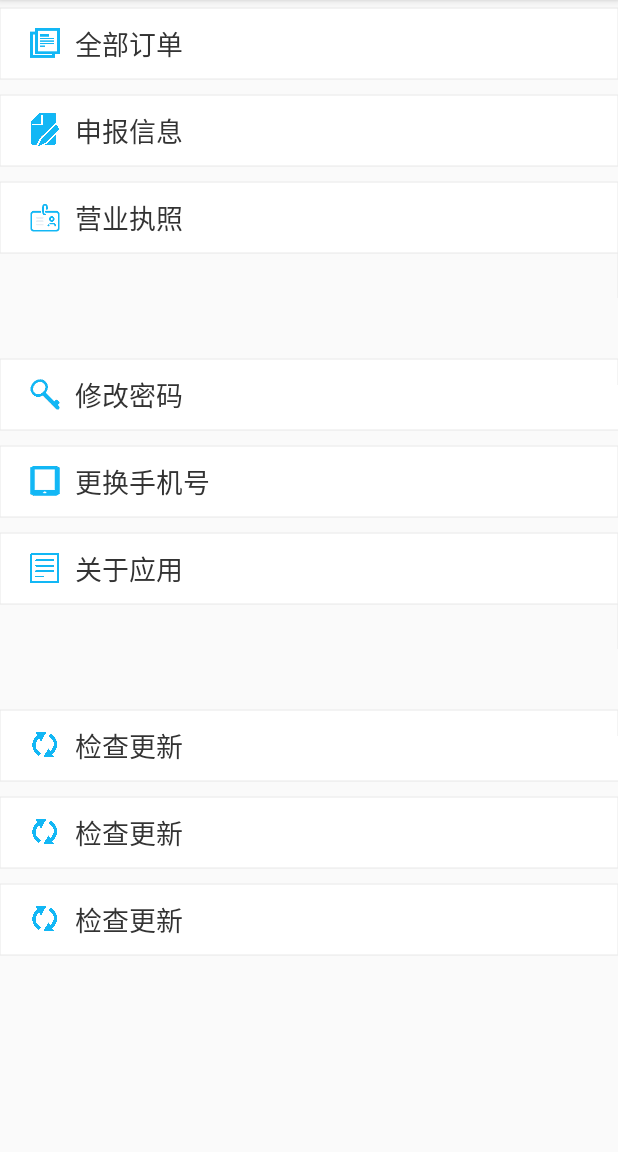
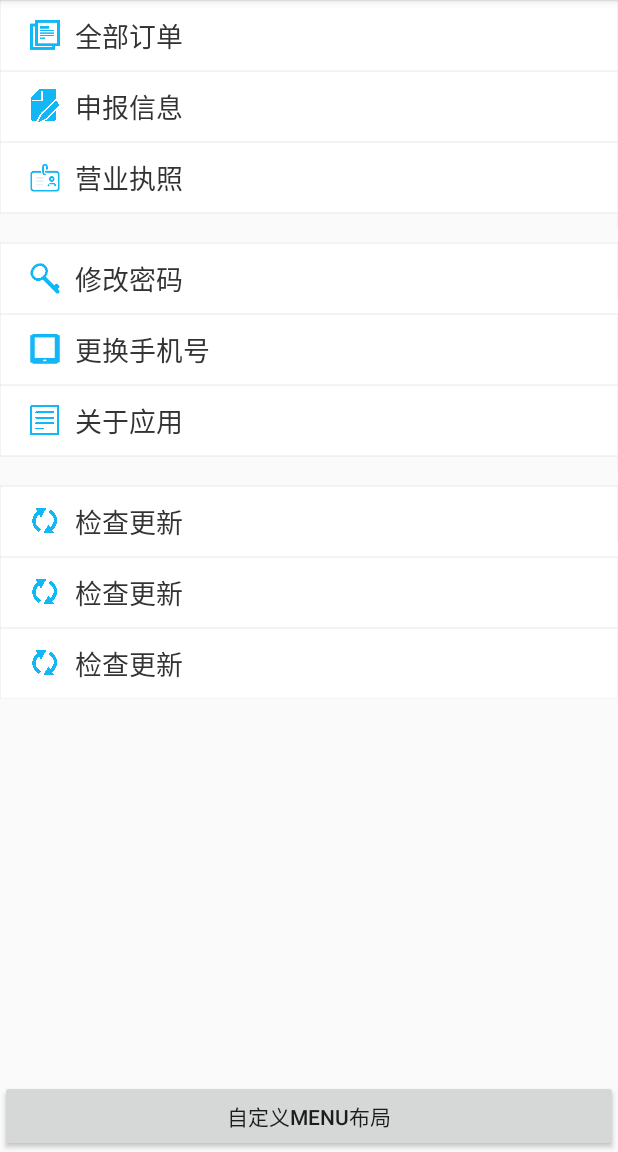
Before and after one commit to w-g-b/MenuListView, an Android app: the screen it shows after launch (MainActivity), on a phone screen of 412 x 824 dp, the part 84-1236 px from its top. Run offline under Robolectric (Android 15) with nearby library versions, the phone set to English and light mode, and no system bars.

Commit message:
fix the bug that use the custom layout error

```diff
--- a/app/src/main/java/com/gb/menulistview/MainActivity.java
+++ b/app/src/main/java/com/gb/menulistview/MainActivity.java
@@ -1,5 +1,6 @@
 package com.gb.menulistview;
 
+import android.content.Intent;
 import android.os.Bundle;
 import android.view.View;
 
@@ -14,11 +15,17 @@ public class MainActivity extends AppCompatActivity {
 //        ListView listView = findViewById(R.id.listView);
         //使用系统自带的MenuAdapter，没有Icon
 //        MenuBuilder menuBuilder = new MenuBuilder(this);
-//        new MenuInflater(this).inflate(R.menu.me_btn_menu, menuBuilder);
+//        new MenuInflater(this).inflate(R.menu.me_menu, menuBuilder);
 //        MenuAdapter menuAdapter = new MenuAdapter(menuBuilder, LayoutInflater.from(this), false, R.layout.abc_list_menu_item_layout);
 
-//        MenuAdapter menuAdapter = new MenuAdapter(this, R.menu.me_btn_menu);
+//        MenuAdapter menuAdapter = new MenuAdapter(this, R.menu.me_menu);
 //        listView.setAdapter(menuAdapter);
+        findViewById(R.id.custom_page).setOnClickListener(new View.OnClickListener() {
+            @Override
+            public void onClick(View v) {
+                startActivity(new Intent(MainActivity.this, CustomActivity.class));
+            }
+        });
     }
 
     public void helloWorld(View view) {
--- a/app/src/main/res/layout/activity_main.xml
+++ b/app/src/main/res/layout/activity_main.xml
@@ -37,11 +37,16 @@
 
     <com.gb.widget.MenuListView
         android:layout_width="match_parent"
-        android:layout_height="match_parent"
+        android:layout_height="0dp"
+        android:layout_weight="1"
         app:mBorderStyle="all"
-        app:mGroupMargin="30dp"
+        app:mGroupMargin="10dp"
         app:mItemClickable="true"
-        app:mItemMargin="5dp"
-        app:menu="@menu/me_btn_menu" />
+        app:menu="@menu/me_menu" />
 
+    <Button
+        android:id="@+id/custom_page"
+        android:layout_width="match_parent"
+        android:layout_height="wrap_content"
+        android:text="自定义Menu布局" />
 </LinearLayout>
--- a/app/src/main/res/menu/me_btn_menu.xml
+++ b/app/src/main/res/menu/me_menu.xml
@@ -43,11 +43,11 @@
             android:id="@+id/menu_update1"
             android:icon="@mipmap/ic_check_update"
             android:title="检查更新"
-            app:mOnClick="hello"/>
+            app:mOnClick="hello" />
         <item
             android:id="@+id/menu_update2"
             android:icon="@mipmap/ic_check_update"
             android:title="检查更新"
-            app:mOnClick="helloWorld"/>
+            app:mOnClick="helloWorld" />
     </group>
 </menu>
--- a/widget/src/main/java/com/gb/widget/BaseMenuViewHolder.java
+++ b/widget/src/main/java/com/gb/widget/BaseMenuViewHolder.java
@@ -1,6 +1,5 @@
 package com.gb.widget;
 
-import android.view.View;
 import android.widget.ImageView;
 import android.widget.TextView;
 
@@ -10,14 +9,10 @@ import android.widget.TextView;
  * 并且在重写传入View的构造方法，在构造方法中实例化imageView和textView
  */
 
-public class BaseMenuViewHolder implements IMenuViewHolder {
+public abstract class BaseMenuViewHolder implements IMenuViewHolder {
     protected ImageView imageView;
     protected TextView textView;
 
-    private BaseMenuViewHolder(View view) {
-        imageView = view.findViewById(R.id.icon);
-        textView = view.findViewById(R.id.text);
-    }
 
     protected BaseMenuViewHolder() {
 
@@ -32,15 +27,4 @@ public class BaseMenuViewHolder implements IMenuViewHolder {
     public ImageView getImageView() {
         return imageView;
     }
-
-    static class MenuViewHolderFactory implements IMenuViewHolderFactory {
-        public MenuViewHolderFactory() {
-
-        }
-
-        public IMenuViewHolder createMenuViewHolder(View view) {
-            return new BaseMenuViewHolder(view);
-        }
-    }
-
 }
--- a/widget/src/main/java/com/gb/widget/CommonMenuViewHolder.java
+++ b/widget/src/main/java/com/gb/widget/CommonMenuViewHolder.java
@@ -7,7 +7,18 @@ import android.view.View;
  */
 public final class CommonMenuViewHolder extends BaseMenuViewHolder {
     private CommonMenuViewHolder(View view) {
-        textView = view.findViewById(R.id.title);
+        textView = view.findViewById(R.id.text);
         imageView = view.findViewById(R.id.icon);
     }
+
+    public static class MenuViewHolderFactory implements IMenuViewHolderFactory {
+        public MenuViewHolderFactory() {
+
+        }
+
+        public IMenuViewHolder createMenuViewHolder(View view) {
+            return new CommonMenuViewHolder(view);
+        }
+
+    }
 }
--- a/widget/src/main/java/com/gb/widget/MenuAdapter.java
+++ b/widget/src/main/java/com/gb/widget/MenuAdapter.java
@@ -27,9 +27,9 @@ public class MenuAdapter extends BaseAdapter {
 
     public MenuAdapter(Context context, int menuId, int resourceId, IMenuViewHolderFactory menuViewHolderFactory) {
         mResourceId = resourceId;
+        mMenuViewHolderFactory = menuViewHolderFactory;
         menu = new SuperMenu(context, menuId);
         mContext = context;
-        mMenuViewHolderFactory = menuViewHolderFactory;
     }
 
     @Override
--- a/widget/src/main/java/com/gb/widget/MenuListView.java
+++ b/widget/src/main/java/com/gb/widget/MenuListView.java
@@ -108,14 +108,22 @@ public class MenuListView extends ListView {
 
     @Override
     public void setAdapter(ListAdapter listAdapter) {
-        final MenuAdapter adapter = listAdapter instanceof MenuAdapter ? (MenuAdapter) listAdapter : null;
-        MenuAdapterProxy proxy = new MenuAdapterProxy(adapter) {
+        if (listAdapter == null) {
+            return;
+        }
+        if (listAdapter instanceof MenuAdapter) {
+            mMenuAdapter = (MenuAdapter) listAdapter;
+        } else {
+            mMenuAdapter = null;
+            setAdapter(listAdapter);
+        }
+        MenuAdapterProxy proxy = new MenuAdapterProxy(mMenuAdapter) {
             @Override
             public View getView(final int position, @Nullable View convertView, @NonNull ViewGroup parent) {
                 if (convertView != null) {
-                    adapter.getView(position, ((ViewGroup) convertView).getChildAt(0), parent);
+                    mMenuAdapter.getView(position, ((ViewGroup) convertView).getChildAt(0), parent);
                 } else {
-                    final View view = adapter.getView(position, convertView, parent);
+                    final View view = mMenuAdapter.getView(position, convertView, parent);
 
                     BorderLinearLayout layout = new BorderLinearLayout(mContext);
                     layout.setOrientation(LinearLayout.VERTICAL);
@@ -127,7 +135,7 @@ public class MenuListView extends ListView {
                     if (mItemMarginBottom == 0) {
                         itemMarginBottom = mItemMargin;
                     }
-                    int currGroupId = adapter.getItem(position).getGroupId();
+                    int currGroupId = mMenuAdapter.getItem(position).getGroupId();
                     final int prevGroupId = position - 1 >= 0 ? getItem(position - 1).getGroupId() : currGroupId;
                     int lastGroupId = position + 1 < getCount() ? getItem(position + 1).getGroupId() : currGroupId;
                     if (currGroupId != prevGroupId) {
@@ -143,6 +151,7 @@ public class MenuListView extends ListView {
                         //flag: solve the problem that click the blank border and the item take effect!
                         view.setClickable(true);
                         view.setBackgroundResource(R.drawable.selector_white);
+                        //flag: add the view's click event
                         view.setOnClickListener(new OnClickListener() {
                             private Method mHandler;
 
--- a/widget/src/main/java/com/gb/widget/SuperMenu.java
+++ b/widget/src/main/java/com/gb/widget/SuperMenu.java
@@ -33,7 +33,6 @@ public class SuperMenu {
 
     private ArrayList<SuperMenuItem> inflate(int menuRes) {
         ArrayList<SuperMenuItem> items = new ArrayList<>();
-        //TODO menu解析
         try {
             XmlResourceParser parser = mContext.getResources().getLayout(menuRes);
             int eventType = parser.getEventType();
```
Also changed, not shown: app/src/main/AndroidManifest.xml (+4 -3 lines), app/src/main/java/com/gb/menulistview/CustomActivity.java (added, +36 -0 lines), app/src/main/java/com/gb/menulistview/CustomMenuViewHolder.java (added, +24 -0 lines), app/src/main/res/layout/activity_custom.xml (added, +15 -0 lines), app/src/main/res/layout/custom_menu_item.xml (added, +27 -0 lines).
